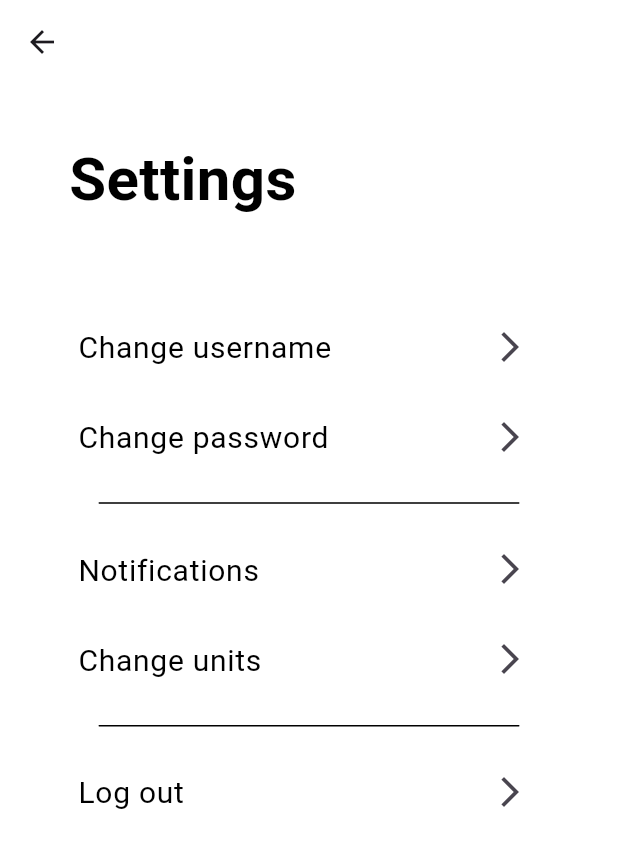
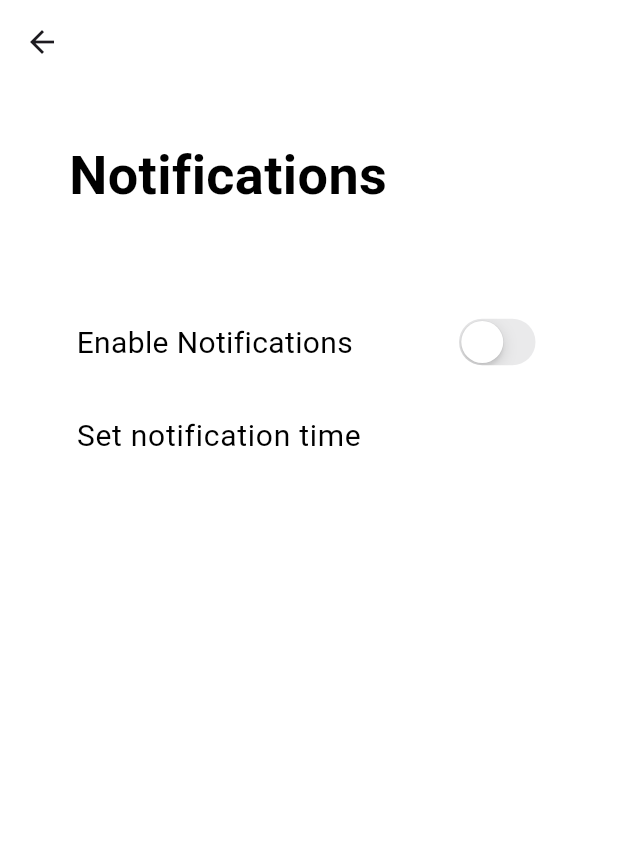
Before and after one commit to Yongjun-Kim-YJ/StyleCast, a Flutter app: the SettingsScreen screen opened directly with empty values, after a tap on "Notifications", on a phone screen of 412 x 824 dp. Shown: the top 848 px of the screen. Run offline on Flutter 3.47's test engine with Material 3 defaults, Android fonts, the phone set to English and light mode, and no system bars; our stand-ins replace firebase_auth, firebase_core, flutter_local_notifications, google_sign_in; accounts and stored records are empty; network calls fail; Roboto replaces fonts that are missing (SF Pro); project files that could hold a hidden picture were left out.

Commit message:
demo version

```diff
--- a/stylecast/lib/src/pages/home.dart
+++ b/stylecast/lib/src/pages/home.dart
@@ -21,6 +21,7 @@ class _HomePageState extends State<HomePage> {
   Map<String, dynamic>? _forecastWeatherData;
   bool _isLoading = true;
   bool _isCelsius = true;
+  bool _isNotificationEnabled = false;
   @override
   void initState() {
     Future.delayed(const Duration(seconds: 3),
@@ -58,6 +59,13 @@ class _HomePageState extends State<HomePage> {
       _isLoading = true;
     });
     _fetchWeatherData();
+  }
+
+  void _toggleNotification() {
+    setState(() {
+      print("notification toggled!");
+      _isNotificationEnabled = !_isNotificationEnabled;
+    });
   }
 
   void _showNotification() {
@@ -165,12 +173,8 @@ class _HomePageState extends State<HomePage> {
                     onTap: () {
                       Navigator.push(
                         context,
-                        MaterialPageRoute(
-                            builder: (context) => TempPrefPage(
-                                  myFunction: _toggleTemperatureUnit,
-                                )),
+                        MaterialPageRoute(builder: (context) => TempPrefPage(myFunction: _toggleTemperatureUnit)),
                       );
-
                       print('Temperature Preference is clicked');
                     },
                   ),
@@ -186,7 +190,9 @@ class _HomePageState extends State<HomePage> {
                       ),
                     ),
                     onTap: () {
+                      _toggleNotification();
                       print('Location is clicked');
+                      print(_isNotificationEnabled);
                     },
                   ),
                   ListTile(
@@ -205,8 +211,9 @@ class _HomePageState extends State<HomePage> {
                         context,
                         MaterialPageRoute(
                             builder: (context) => SettingsScreen(
-                                  myFunction: _toggleTemperatureUnit,
-                                )),
+                                  toggleTemp: _toggleTemperatureUnit, toggleNoti: _toggleNotification,
+                                )
+                        ),
                       );
                       print('Settings is clicked');
                     },
@@ -223,7 +230,11 @@ class _HomePageState extends State<HomePage> {
                       ),
                     ),
                     onTap: () {
-                      _showNotification();
+                      print("-----------------");
+                      print(_isNotificationEnabled);
+                      if(_isNotificationEnabled){
+                        _showNotification();
+                      }
                       print('Test Notification is clicked');
                     },
                   ),
--- a/stylecast/lib/src/pages/settings.dart
+++ b/stylecast/lib/src/pages/settings.dart
@@ -1,10 +1,12 @@
 import 'package:firebase_auth/firebase_auth.dart';
 import 'package:flutter/material.dart';
 import 'package:stylecast/src/pages/login.dart';
+import 'package:stylecast/src/pages/settings_notification.dart';
 
 class SettingsScreen extends StatelessWidget {
-  final VoidCallback myFunction;
-  SettingsScreen({required this.myFunction});
+  final VoidCallback toggleTemp;
+  final VoidCallback toggleNoti;
+  SettingsScreen({required this.toggleTemp, required this.toggleNoti});
 
   @override
   Widget build(BuildContext context) {
@@ -30,7 +32,7 @@ class SettingsScreen extends StatelessWidget {
                     'Settings',
                     style: TextStyle(
                       color: Colors.black,
-                      fontSize: 40,
+                      fontSize: 36,
                       fontFamily: 'SF Pro',
                       fontWeight: FontWeight.bold,
                       height: 0,
@@ -116,6 +118,11 @@ class SettingsScreen extends StatelessWidget {
                       trailing: const Icon(Icons.arrow_forward_ios),
                       onTap: () {
                         print('Notifications tapped');
+                                              Navigator.push(
+                        context,
+                        MaterialPageRoute(
+                            builder: (context) => SettingsNotificationScreen(notificationFunction: toggleNoti)),
+                      );
                         // 원하는 동작 추가
                       },
                     ),
@@ -140,7 +147,7 @@ class SettingsScreen extends StatelessWidget {
                       trailing: const Icon(Icons.arrow_forward_ios),
                       onTap: () {
                         print('Units tapped');
-                        myFunction();
+                        toggleTemp();
                         showDialog(
                           context: context,
                           builder: (BuildContext context) {
--- /dev/null
+++ b/stylecast/lib/src/pages/settings_notification.dart
@@ -0,0 +1,111 @@
+import 'package:flutter/cupertino.dart';
+import 'package:flutter/material.dart';
+
+class SettingsNotificationScreen extends StatefulWidget {
+  final VoidCallback notificationToggleFunction;
+
+  const SettingsNotificationScreen({super.key, required VoidCallback notificationFunction})
+    : notificationToggleFunction = notificationFunction;
+
+  @override
+  _SettingsNotificationScreenState createState() => _SettingsNotificationScreenState();
+}
+
+class _SettingsNotificationScreenState extends State<SettingsNotificationScreen> {
+  bool _isChecked = false; // 상태 변수 추가
+
+  @override
+  Widget build(BuildContext context) {
+    return Scaffold(
+      backgroundColor: Colors.white,
+      appBar: AppBar(
+        backgroundColor: Colors.white,
+      ),
+      body: Column(
+        children: [
+          Container(
+            width: double.infinity,
+            decoration: const BoxDecoration(color: Colors.white),
+            child: Column(
+              mainAxisSize: MainAxisSize.min,
+              mainAxisAlignment: MainAxisAlignment.center,
+              crossAxisAlignment: CrossAxisAlignment.center,
+              children: [
+                const SizedBox(height: 40),
+                const SizedBox(
+                  width: 320,
+                  child: Text(
+                    'Notifications',
+                    style: TextStyle(
+                      color: Colors.black,
+                      fontSize: 36,
+                      fontFamily: 'SF Pro',
+                      fontWeight: FontWeight.bold,
+                      height: 0,
+                    ),
+                  ),
+                ),
+                const SizedBox(height: 60),
+                Container(
+                  width: 310,
+                  height: 60,
+                  child: Material(
+                    color: Colors.transparent,
+                    child: Row(
+                      mainAxisAlignment: MainAxisAlignment.spaceBetween,
+                      children: [
+                        const Text(
+                          'Enable Notifications',
+                          style: TextStyle(
+                            color: Colors.black,
+                            fontSize: 20,
+                            fontFamily: 'SF Pro',
+                            fontWeight: FontWeight.w400,
+                            height: 0,
+                          ),
+                        ),
+                        CupertinoSwitch(
+                          value: _isChecked,
+                          activeColor: CupertinoColors.activeBlue,
+                          onChanged: (bool value) {
+                            widget.notificationToggleFunction();
+                            setState(() {
+                              _isChecked = value;
+                            });
+                          },
+                        ),
+                      ],
+                    ),
+                  ),
+                ),
+                const SizedBox(height: 4),
+                Container(
+                  width: 310,
+                  child: Material(
+                    color: Colors.transparent,
+                    child: ListTile(
+                      contentPadding: EdgeInsets.symmetric(horizontal: 0),
+                      title: const Text(
+                        'Set notification time',
+                        style: TextStyle(
+                          color: Colors.black,
+                          fontSize: 20,
+                          fontFamily: 'SF Pro',
+                          fontWeight: FontWeight.w400,
+                          height: 0,
+                        ),
+                      ),
+                      onTap: () {
+                        print('Set notification time tapped'); // 원하는 동작 추가
+                      },
+                    ),
+                  ),
+                ),
+              ],
+            ),
+          ),
+        ],
+      ),
+    );
+  }
+}
```
